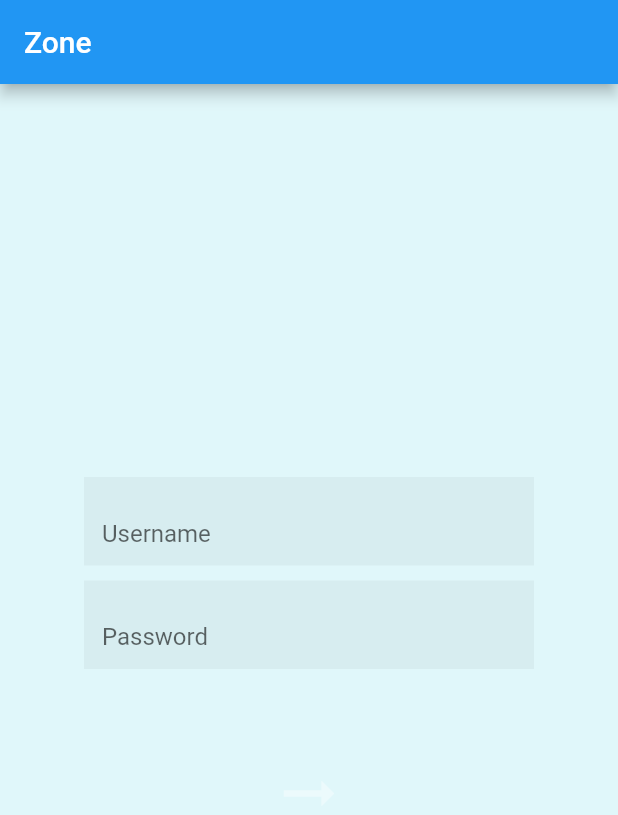
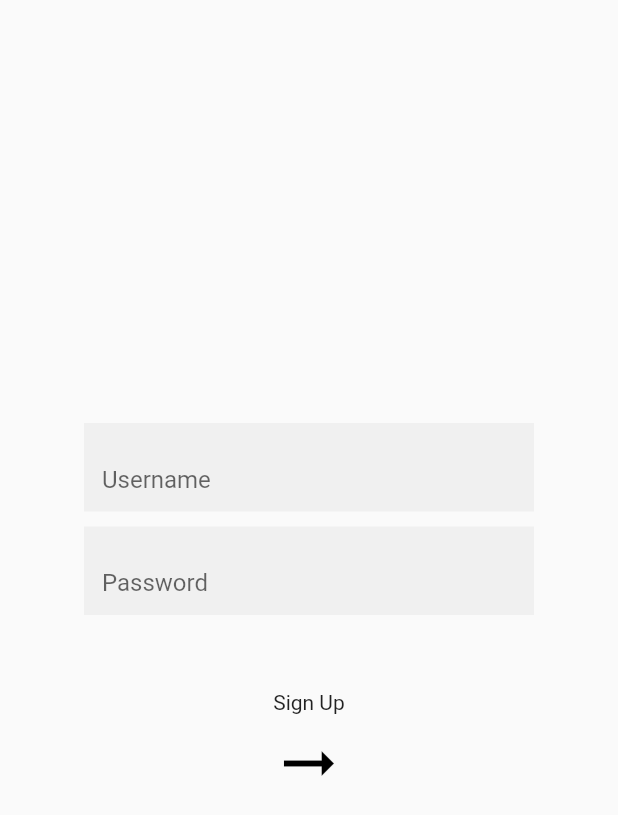
Before and after one commit to mir-barzan/zone, a Flutter app: the screen it shows after launch, on a phone screen of 412 x 824 dp. Shown: the top 815 px of the screen. Run offline on Flutter 3.47's test engine with Material 2 defaults, Android fonts, the phone set to English and light mode, and no system bars; our stand-ins replace persistent_bottom_nav_bar.

Commit message:
fixing the first signup page

```diff
--- /dev/null
+++ b/lib/login.dart
@@ -0,0 +1,50 @@
+import 'package:flutter/material.dart';
+
+class login extends StatelessWidget {
+  const login({Key? key}) : super(key: key);
+
+  @override
+  Widget build(BuildContext context) {
+    return Scaffold(
+      body: Center(
+        child: Column(
+          mainAxisAlignment: MainAxisAlignment.center,
+          children: [
+
+            Container(
+              width: 300,
+              child: TextField(decoration: InputDecoration(
+                border: InputBorder.none,
+                labelText: 'Username',
+                hintText: 'Enter Your Username',
+                alignLabelWithHint: true,
+                filled: true,
+
+              ),
+              ),
+            )  ,
+            SizedBox(width: 10,height: 10,),
+
+            Container(
+              width: 300,
+              child: TextField(decoration: InputDecoration(
+                border: InputBorder.none,
+                labelText: 'Password',
+                hintText: 'Enter Your Password',
+                alignLabelWithHint: true,
+                filled: true,
+
+
+
+              )),
+            ),
+            SizedBox(height: 50,),
+            IconButton(onPressed: (){}, icon: Icon(Icons.arrow_right_alt_sharp), iconSize: 50, color: Colors.white38,)
+
+          ],
+        ),
+
+      ),
+    );
+  }
+}
--- a/lib/main.dart
+++ b/lib/main.dart
@@ -1,6 +1,10 @@
 import 'package:flutter/cupertino.dart';
 import 'package:flutter/material.dart';
+import 'package:zone/login.dart';
 import 'package:zone/main_page.dart';
+import 'package:persistent_bottom_nav_bar/persistent-tab-view.dart';
+import 'package:zone/signup.dart';
+
 
 void main() => runApp(const MyApp());
 
@@ -32,52 +36,6 @@ class _MyStatefulWidgetState extends State<MyStatefulWidget> {
   @override
   Widget build(BuildContext context) {
 
-    return Scaffold(
-
-      appBar: AppBar(
-        title: const Text('Zone'),
-        backgroundColor: ,
-      ),
-      body: Center(
-        child: Column(
-          mainAxisAlignment: MainAxisAlignment.center,
-          children: [
-
-            Container(
-              width: 300,
-              child: TextField(decoration: InputDecoration(
-                  border: InputBorder.none,
-                  labelText: 'Username',
-                  hintText: 'Enter Your Username',
-                  alignLabelWithHint: true,
-                  filled: true,
-
-              ),
-              ),
-            )  ,
-            SizedBox(width: 10,height: 10,),
-
-            Container(
-              width: 300,
-              child: TextField(decoration: InputDecoration(
-                  border: InputBorder.none,
-                  labelText: 'Password',
-                  hintText: 'Enter Your Password',
-                  alignLabelWithHint: true,
-                filled: true,
-
-
-
-              )),
-            ),
-          SizedBox(height: 50,),
-            IconButton(onPressed: (){}, icon: Icon(Icons.arrow_right_alt_sharp), iconSize: 50, color: Colors.white38,)
-
-          ],
-        ),
-
-      ),
-      backgroundColor: Colors.cyan.shade50,
-    );
+    return signup();
   }
 }
--- /dev/null
+++ b/lib/signup.dart
@@ -0,0 +1,51 @@
+import 'package:flutter/material.dart';
+
+class signup extends StatelessWidget {
+  const signup({Key? key}) : super(key: key);
+
+  @override
+  Widget build(BuildContext context) {
+    return Scaffold(
+      body: Center(
+        child: Column(
+          mainAxisAlignment: MainAxisAlignment.center,
+          children: [
+
+            Container(
+              width: 300,
+              child: TextField(decoration: InputDecoration(
+                border: InputBorder.none,
+                labelText: 'Username',
+                hintText: 'Enter Your Username',
+                alignLabelWithHint: true,
+                filled: true,
+
+              ),
+              ),
+            )  ,
+            SizedBox(width: 10,height: 10,),
+
+            Container(
+              width: 300,
+              child: TextField(decoration: InputDecoration(
+                border: InputBorder.none,
+                labelText: 'Password',
+                hintText: 'Enter Your Password',
+                alignLabelWithHint: true,
+                filled: true,
+
+
+
+              )),
+            ),
+            SizedBox(height: 50,),
+            Text("Sign Up"),
+            IconButton(onPressed: (){}, icon: Icon(Icons.arrow_right_alt_sharp), iconSize: 50, color: Colors.black  ,)
+
+          ],
+        ),
+
+      ),
+    );
+  }
+}
```
